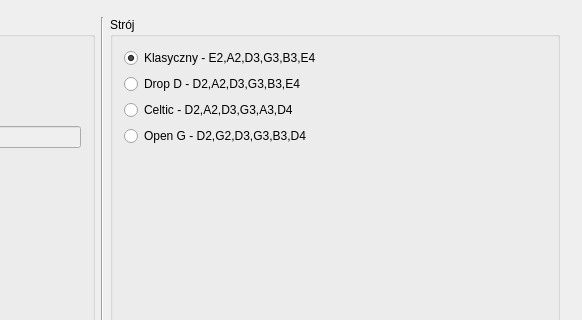
Above: mainwindow.ui from december0123/dzwiekspert before the change; both pictures show x 377 to 959 and y 137 to 457 of the 959 by 650 pixel window. Below: the same form after it.
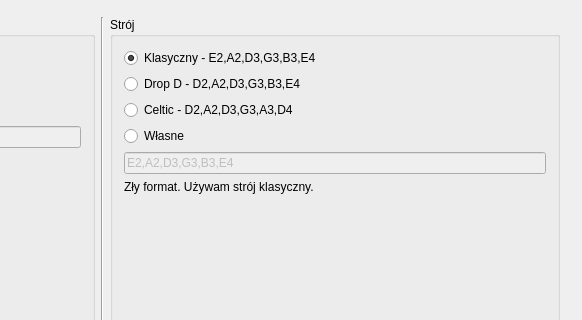
That is the form after the change. Custom widgets are drawn as their Qt base class.

Commit message: Allow custom tunings

Diff of the .ui file:
```diff
--- a/mainwindow.ui
+++ b/mainwindow.ui
@@ -231,7 +231,24 @@
              <item>
               <widget class="QRadioButton" name="tuning_OPEN_G">
                <property name="text">
-                <string>Open G - D2,G2,D3,G3,B3,D4</string>
+                <string>Własne</string>
+               </property>
+              </widget>
+             </item>
+             <item>
+              <widget class="QLineEdit" name="tuning_customEdit">
+               <property name="enabled">
+                <bool>false</bool>
+               </property>
+               <property name="text">
+                <string>E2,A2,D3,G3,B3,E4</string>
+               </property>
+              </widget>
+             </item>
+             <item>
+              <widget class="QLabel" name="tuning_formatLbl">
+               <property name="text">
+                <string>Zły format. Używam strój klasyczny.</string>
                </property>
               </widget>
              </item>
```
Left out of the diff: 2 changed lines with no effect on the pictures. The commit also changes 1 other file.
